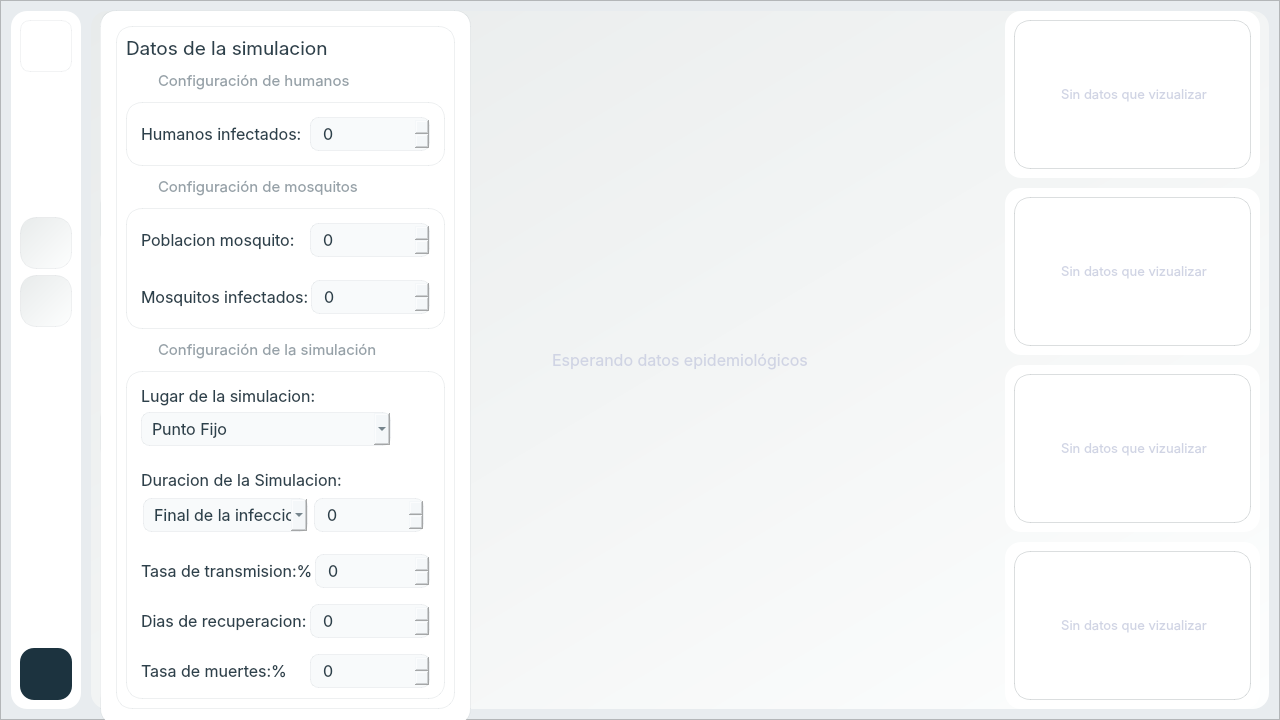
First picture: the form in ui/simuladorDengueUI.ui, repository DiegoABorges2309/simulador-dengue, before the edit.
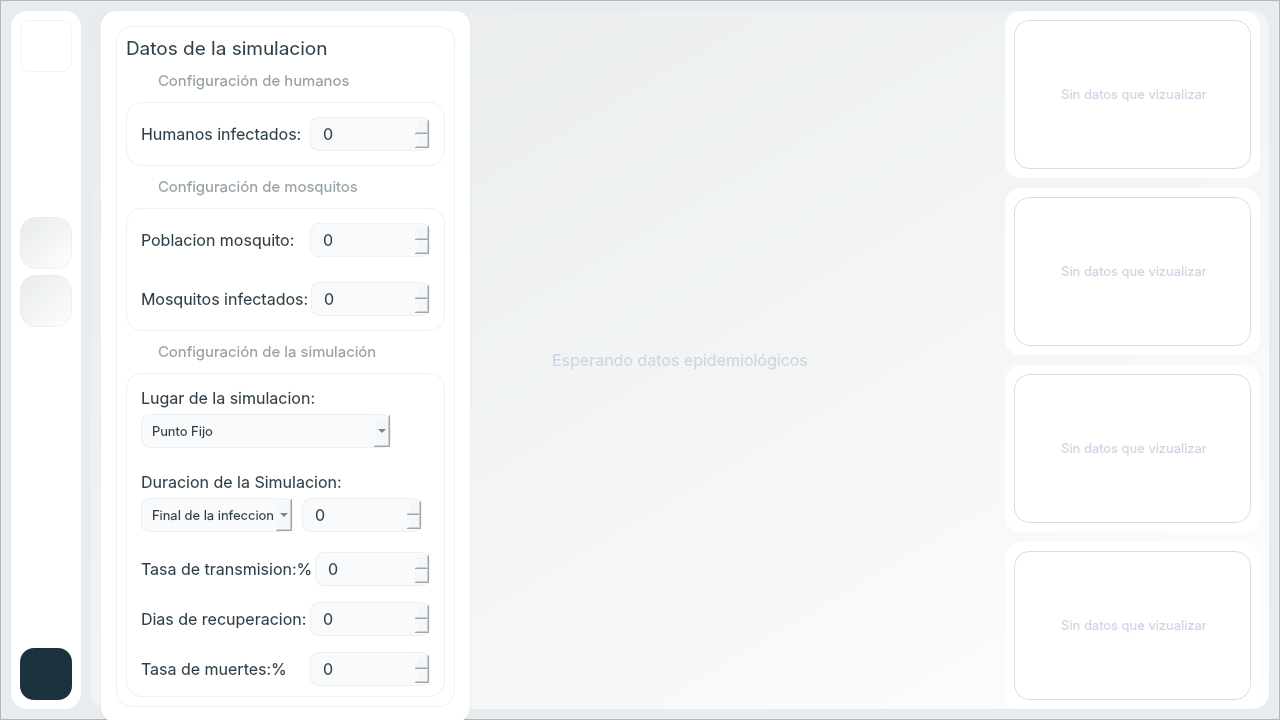
Second picture: the form after the edit. Icons and pictures are not drawn.

Commit message: detalles menores para la prueba

Diff of the .ui file:
```diff
--- a/ui/simuladorDengueUI.ui
+++ b/ui/simuladorDengueUI.ui
@@ -3871,7 +3871,7 @@
        <x>0</x>
        <y>10</y>
        <width>371</width>
-       <height>715</height>
+       <height>713</height>
       </rect>
      </property>
      <property name="minimumSize">
@@ -4639,7 +4639,7 @@
                  <property name="font">
                   <font>
                    <family>Inter</family>
-                   <pointsize>12</pointsize>
+                   <pointsize>10</pointsize>
                   </font>
                  </property>
                  <property name="styleSheet">
@@ -4718,16 +4718,16 @@
                  </property>
                  <layout class="QHBoxLayout" name="horizontalLayout_8">
                   <property name="leftMargin">
-                   <number>2</number>
+                   <number>0</number>
                   </property>
                   <property name="topMargin">
-                   <number>2</number>
+                   <number>0</number>
                   </property>
                   <property name="rightMargin">
-                   <number>2</number>
+                   <number>0</number>
                   </property>
                   <property name="bottomMargin">
-                   <number>2</number>
+                   <number>0</number>
                   </property>
                   <item>
                    <widget class="QComboBox" name="cb_duracion_simulacion">
@@ -4737,16 +4737,22 @@
                       <verstretch>0</verstretch>
                      </sizepolicy>
                     </property>
+                    <property name="minimumSize">
+                     <size>
+                      <width>0</width>
+                      <height>34</height>
+                     </size>
+                    </property>
                     <property name="maximumSize">
                      <size>
                       <width>165</width>
-                      <height>16777215</height>
+                      <height>34</height>
                      </size>
                     </property>
                     <property name="font">
                      <font>
                       <family>Inter</family>
-                      <pointsize>12</pointsize>
+                      <pointsize>10</pointsize>
                      </font>
                     </property>
                     <property name="styleSheet">
@@ -4769,6 +4775,33 @@
                    </widget>
                   </item>
                   <item>
+                   <widget class="QFrame" name="frame_10">
+                    <property name="sizePolicy">
+                     <sizepolicy hsizetype="Expanding" vsizetype="Expanding">
+                      <horstretch>0</horstretch>
+                      <verstretch>0</verstretch>
+                     </sizepolicy>
+                    </property>
+                    <property name="frameShape">
+                     <enum>QFrame::Shape::StyledPanel</enum>
+                    </property>
+                    <property name="frameShadow">
+                     <enum>QFrame::Shadow::Raised</enum>
+                    </property>
+                    <layout class="QGridLayout" name="gridLayout_14">
+                     <property name="leftMargin">
+                      <number>0</number>
+                     </property>
+                     <property name="topMargin">
+                      <number>0</number>
+                     </property>
+                     <property name="rightMargin">
+                      <number>0</number>
+                     </property>
+                     <property name="bottomMargin">
+                      <number>0</number>
+                     </property>
+                     <item row="0" column="0">
                    <widget class="QSpinBox" name="sb_duracion_dias">
                     <property name="sizePolicy">
                      <sizepolicy hsizetype="Minimum" vsizetype="Expanding">
@@ -4804,6 +4837,9 @@
                     <property name="maximum">
                      <number>200</number>
                     </property>
+                      </widget>
+                     </item>
+                    </layout>
                    </widget>
                   </item>
                  </layout>
```
Lines whose indentation alone changed are shown as unchanged. The commit also changes 2 other files.
